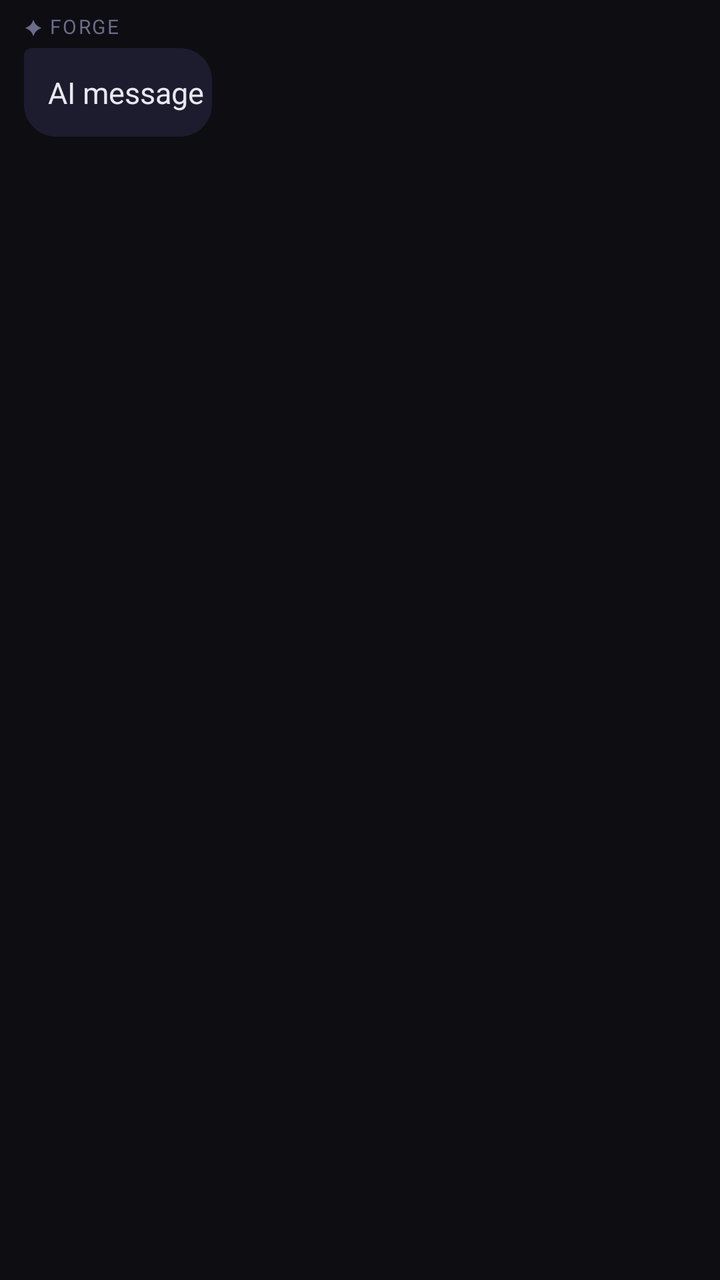
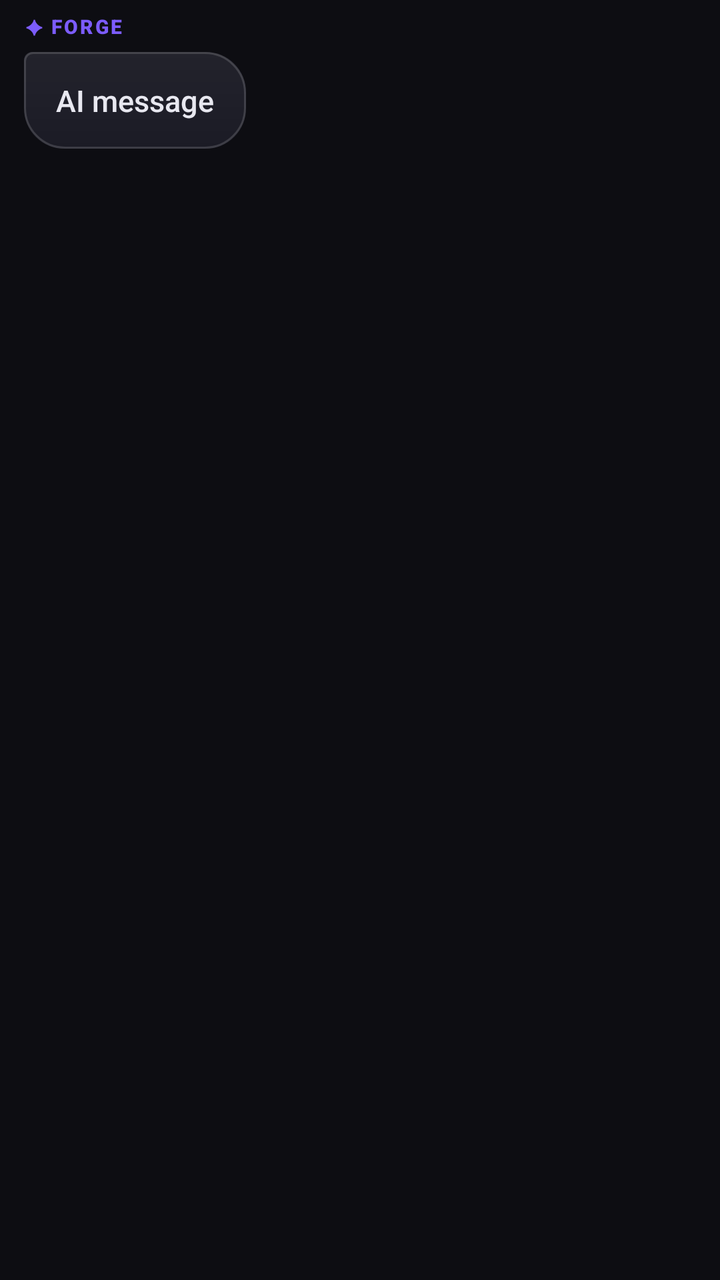

Before-and-after screenshots of an Android layout around one commit, followed by the original layout XML and the change that was made.
<!-- AndroidManifest.xml: application theme Theme.Forge -->
<!-- res/layout/item_message_ai.xml -->
<?xml version="1.0" encoding="utf-8"?>
<LinearLayout xmlns:android="http://schemas.android.com/apk/res/android"
    xmlns:app="http://schemas.android.com/apk/res-auto"
    android:layout_width="match_parent"
    android:layout_height="wrap_content"
    android:gravity="start"
    android:orientation="vertical"
    android:paddingTop="6dp"
    android:paddingBottom="6dp"
    android:paddingStart="12dp">

    
    <TextView
        android:layout_width="wrap_content"
        android:layout_height="wrap_content"
        android:text="✦ FORGE"
        android:textSize="10sp"
        android:textColor="#6B6B8A"
        android:layout_marginBottom="4dp"
        android:letterSpacing="0.08" />

    
    <LinearLayout
        android:layout_width="wrap_content"
        android:layout_height="wrap_content"
        android:orientation="horizontal"
        android:gravity="center_vertical"
        android:background="@drawable/bg_ai_bubble"
        android:maxWidth="280dp">

        <TextView
            android:id="@+id/messageText"
            android:layout_width="wrap_content"
            android:layout_height="wrap_content"
            android:padding="12dp"
            android:paddingEnd="4dp"
            android:text="AI message"
            android:textColor="#E8E8F0"
            android:textSize="15sp"
            android:lineSpacingExtra="2dp" />

        
        <TextView
            android:id="@+id/tvStreamingCursor"
            android:layout_width="wrap_content"
            android:layout_height="wrap_content"
            android:text="▌"
            android:textColor="#7C6AF7"
            android:textSize="15sp"
            android:paddingEnd="8dp"
            android:visibility="gone" />
    </LinearLayout>

    
    <LinearLayout
        android:id="@+id/aiActionsGroup"
        android:layout_width="wrap_content"
        android:layout_height="wrap_content"
        android:orientation="horizontal"
        android:layout_marginTop="2dp"
        android:layout_marginStart="4dp"
        android:visibility="gone">

        <ImageButton
            android:id="@+id/btnCopy"
            android:layout_width="28dp"
            android:layout_height="28dp"
            android:background="?attr/selectableItemBackgroundBorderless"
            android:src="@drawable/ic_copy"
            app:tint="#6B6B8A"
            android:padding="6dp"
            android:contentDescription="Copy response" />

        <ImageButton
            android:id="@+id/btnRetry"
            android:layout_width="28dp"
            android:layout_height="28dp"
            android:background="?attr/selectableItemBackgroundBorderless"
            android:src="@drawable/ic_refresh"
            app:tint="#6B6B8A"
            android:padding="6dp"
            android:layout_marginStart="8dp"
            android:contentDescription="Retry prompt" />
    </LinearLayout>

</LinearLayout>
<!-- resources referenced by this layout -->
<resources>
  <!-- drawable bg_ai_bubble (drawable) -->
  <?xml version="1.0" encoding="utf-8"?>
  <shape xmlns:android="http://schemas.android.com/apk/res/android"
      android:shape="rectangle">
      <solid android:color="#1C1C2E" />
      <corners
          android:topLeftRadius="4dp"
          android:topRightRadius="16dp"
          android:bottomLeftRadius="16dp"
          android:bottomRightRadius="16dp" />
  </shape>
  <!-- drawable ic_refresh (drawable) -->
  <vector xmlns:android="http://schemas.android.com/apk/res/android"
      android:width="24dp"
      android:height="24dp"
      android:viewportWidth="24"
      android:viewportHeight="24"
      android:tint="?attr/colorOnSurface">
    <path android:fillColor="#FF000000" android:pathData="M12,2C6.48,2 2,6.48 2,12s4.48,10 10,10 10,-4.48 10,-10S17.52,2 12,2z"/>
  </vector>
  <style name="Theme.Forge" parent="Base.Theme.Forge" />
  <color name="forge_primary">#7C5CFC</color>
  <color name="forge_on_primary">#FFFFFF</color>
  <color name="forge_primary_dark">#5A3ED4</color>
  <color name="forge_primary_variant">#9D80FF</color>
  <color name="forge_secondary">#00D4AA</color>
  <color name="forge_on_secondary">#001A14</color>
  <color name="forge_background">#0D0D12</color>
  <color name="forge_surface">#13131A</color>
  <color name="forge_on_surface">#E8E8F0</color>
  <color name="forge_surface_variant">#1C1C27</color>
  <color name="forge_on_surface_variant">#9898B8</color>
  <color name="forge_surface_container">#242433</color>
  <color name="forge_surface_elevated">#1E1E2E</color>
  <color name="forge_outline">#3D3D5C</color>
  <color name="forge_outline_variant">#262640</color>
  <color name="forge_error">#FF5C6A</color>
  <color name="forge_error_container">#3D0A0F</color>
  <color name="forge_on_error">#FFFFFF</color>
  <style name="ShapeAppearance.Forge.Small" parent="ShapeAppearance.Material3.SmallComponent">
          <item name="cornerSize">@dimen/corner_radius_sm</item>
      </style>
  <style name="ShapeAppearance.Forge.Large" parent="ShapeAppearance.Material3.LargeComponent">
          <item name="cornerSize">@dimen/corner_radius_lg</item>
      </style>
  <color name="forge_on_background">#F0F0F8</color>
  <dimen name="corner_radius_sm">8dp</dimen>
  <dimen name="corner_radius_md">12dp</dimen>
  <dimen name="corner_radius_lg">16dp</dimen>
  <!-- unchanged entries left out for length: 18 -->
</resources>

<!-- the commit's change to res/layout/item_message_ai.xml (unified diff, before → after) -->
@@ -15,9 +15,11 @@
         android:layout_height="wrap_content"
         android:text="✦ FORGE"
         android:textSize="10sp"
-        android:textColor="#6B6B8A"
-        android:layout_marginBottom="4dp"
-        android:letterSpacing="0.08" />
+        android:textColor="@color/forge_primary"
+        android:fontFamily="sans-serif-black"
+        android:layout_marginBottom="6dp"
+        android:letterSpacing="0.1"
+        android:textAllCaps="true" />
 
     
     <LinearLayout
@@ -26,18 +28,19 @@
         android:orientation="horizontal"
         android:gravity="center_vertical"
         android:background="@drawable/bg_ai_bubble"
-        android:maxWidth="280dp">
+        android:maxWidth="300dp">
 
         <TextView
             android:id="@+id/messageText"
             android:layout_width="wrap_content"
             android:layout_height="wrap_content"
-            android:padding="12dp"
-            android:paddingEnd="4dp"
+            android:paddingHorizontal="16dp"
+            android:paddingVertical="14dp"
             android:text="AI message"
             android:textColor="#E8E8F0"
             android:textSize="15sp"
-            android:lineSpacingExtra="2dp" />
+            android:fontFamily="sans-serif-medium"
+            android:lineSpacingExtra="3dp" />
 
         
         <TextView
@@ -47,7 +50,7 @@
             android:text="▌"
             android:textColor="#7C6AF7"
             android:textSize="15sp"
-            android:paddingEnd="8dp"
+            android:paddingEnd="12dp"
             android:visibility="gone" />
     </LinearLayout>
 
@@ -57,30 +60,64 @@
         android:layout_width="wrap_content"
         android:layout_height="wrap_content"
         android:orientation="horizontal"
-        android:layout_marginTop="2dp"
+        android:layout_marginTop="8dp"
         android:layout_marginStart="4dp"
         android:visibility="gone">
 
-        <ImageButton
+        <LinearLayout
             android:id="@+id/btnCopy"
-            android:layout_width="28dp"
-            android:layout_height="28dp"
-            android:background="?attr/selectableItemBackgroundBorderless"
-            android:src="@drawable/ic_copy"
-            app:tint="#6B6B8A"
-            android:padding="6dp"
-            android:contentDescription="Copy response" />
+            android:layout_width="wrap_content"
+            android:layout_height="wrap_content"
+            android:orientation="horizontal"
+            android:gravity="center_vertical"
+            android:paddingHorizontal="10dp"
+            android:paddingVertical="6dp"
+            android:background="@drawable/bg_glass_card"
+            android:clickable="true"
+            android:focusable="true">
+            <ImageView
+                android:layout_width="14dp"
+                android:layout_height="14dp"
+                android:src="@drawable/ic_copy"
+                app:tint="#A0A0B0" />
+            <TextView
+                android:layout_width="wrap_content"
+                android:layout_height="wrap_content"
+                android:text="COPY"
+                android:textColor="#A0A0B0"
+                android:textSize="10sp"
+                android:fontFamily="sans-serif-black"
+                android:layout_marginStart="6dp"
+                android:letterSpacing="0.08" />
+        </LinearLayout>
 
-        <ImageButton
+        <LinearLayout
             android:id="@+id/btnRetry"
-            android:layout_width="28dp"
-            android:layout_height="28dp"
-            android:background="?attr/selectableItemBackgroundBorderless"
-            android:src="@drawable/ic_refresh"
-            app:tint="#6B6B8A"
-            android:padding="6dp"
-            android:layout_marginStart="8dp"
-            android:contentDescription="Retry prompt" />
+            android:layout_width="wrap_content"
+            android:layout_height="wrap_content"
+            android:orientation="horizontal"
+            android:gravity="center_vertical"
+            android:paddingHorizontal="10dp"
+            android:paddingVertical="6dp"
+            android:background="@drawable/bg_glass_card"
+            android:layout_marginStart="10dp"
+            android:clickable="true"
+            android:focusable="true">
+            <ImageView
+                android:layout_width="14dp"
+                android:layout_height="14dp"
+                android:src="@drawable/ic_refresh"
+                app:tint="#A0A0B0" />
+            <TextView
+                android:layout_width="wrap_content"
+                android:layout_height="wrap_content"
+                android:text="RETRY"
+                android:textColor="#A0A0B0"
+                android:textSize="10sp"
+                android:fontFamily="sans-serif-black"
+                android:layout_marginStart="6dp"
+                android:letterSpacing="0.08" />
+        </LinearLayout>
     </LinearLayout>
 
 </LinearLayout>
<!-- resource entries referenced after the edit -->
@@ -2,15 +2,67 @@
 <resources>
   <!-- drawable bg_ai_bubble (drawable) -->
   <?xml version="1.0" encoding="utf-8"?>
-  <shape xmlns:android="http://schemas.android.com/apk/res/android"
-      android:shape="rectangle">
-      <solid android:color="#1C1C2E" />
-      <corners
-          android:topLeftRadius="4dp"
-          android:topRightRadius="16dp"
-          android:bottomLeftRadius="16dp"
-          android:bottomRightRadius="16dp" />
-  </shape>
+  <layer-list xmlns:android="http://schemas.android.com/apk/res/android">
+      
+      <item>
+          <shape android:shape="rectangle">
+              <corners
+                  android:topLeftRadius="4dp"
+                  android:topRightRadius="20dp"
+                  android:bottomLeftRadius="20dp"
+                  android:bottomRightRadius="20dp" />
+              <solid android:color="#F21C1C26" />
+          </shape>
+      </item>
+  
+      
+      <item>
+          <shape android:shape="rectangle">
+              <corners
+                  android:topLeftRadius="4dp"
+                  android:topRightRadius="20dp"
+                  android:bottomLeftRadius="20dp"
+                  android:bottomRightRadius="20dp" />
+              <gradient
+                  android:angle="270"
+                  android:endColor="#00FFFFFF"
+                  android:startColor="#08FFFFFF" />
+          </shape>
+      </item>
+  
+      
+      <item>
+          <shape android:shape="rectangle">
+              <corners
+                  android:topLeftRadius="4dp"
+                  android:topRightRadius="20dp"
+                  android:bottomLeftRadius="20dp"
+                  android:bottomRightRadius="20dp" />
+              <stroke
+                  android:width="1dp"
+                  android:color="#26FFFFFF" />
+          </shape>
+      </item>
+  </layer-list>
+  <!-- drawable bg_glass_card (drawable) -->
+  <?xml version="1.0" encoding="utf-8"?>
+  <layer-list xmlns:android="http://schemas.android.com/apk/res/android">
+      
+      <item>
+          <shape android:shape="rectangle">
+              <solid android:color="#F213131A" />
+              <corners android:radius="16dp" />
+          </shape>
+      </item>
+      
+      
+      <item>
+          <shape android:shape="rectangle">
+              <corners android:radius="16dp" />
+              <stroke android:width="1dp" android:color="#1AFFFFFF" />
+          </shape>
+      </item>
+  </layer-list>
   <!-- drawable ic_refresh (drawable) -->
   <vector xmlns:android="http://schemas.android.com/apk/res/android"
       android:width="24dp"
@@ -18,7 +70,7 @@
       android:viewportWidth="24"
       android:viewportHeight="24"
       android:tint="?attr/colorOnSurface">
-    <path android:fillColor="#FF000000" android:pathData="M12,2C6.48,2 2,6.48 2,12s4.48,10 10,10 10,-4.48 10,-10S17.52,2 12,2z"/>
+    <path android:fillColor="#FF000000" android:pathData="M17.65,6.35C16.2,4.9 14.21,4 12,4c-4.42,0 -7.99,3.58 -7.99,8s3.57,8 7.99,8c3.73,0 6.84,-2.55 7.73,-6h-2.08c-0.82,2.33 -3.04,4 -5.65,4 -3.31,0 -6,-2.69 -6,-6s2.69,-6 6,-6c1.66,0 3.14,0.69 4.22,1.78L13,11h7V4l-2.35,2.35z"/>
   </vector>
   <style name="Theme.Forge" parent="Base.Theme.Forge" />
   <color name="forge_primary">#7C5CFC</color>
